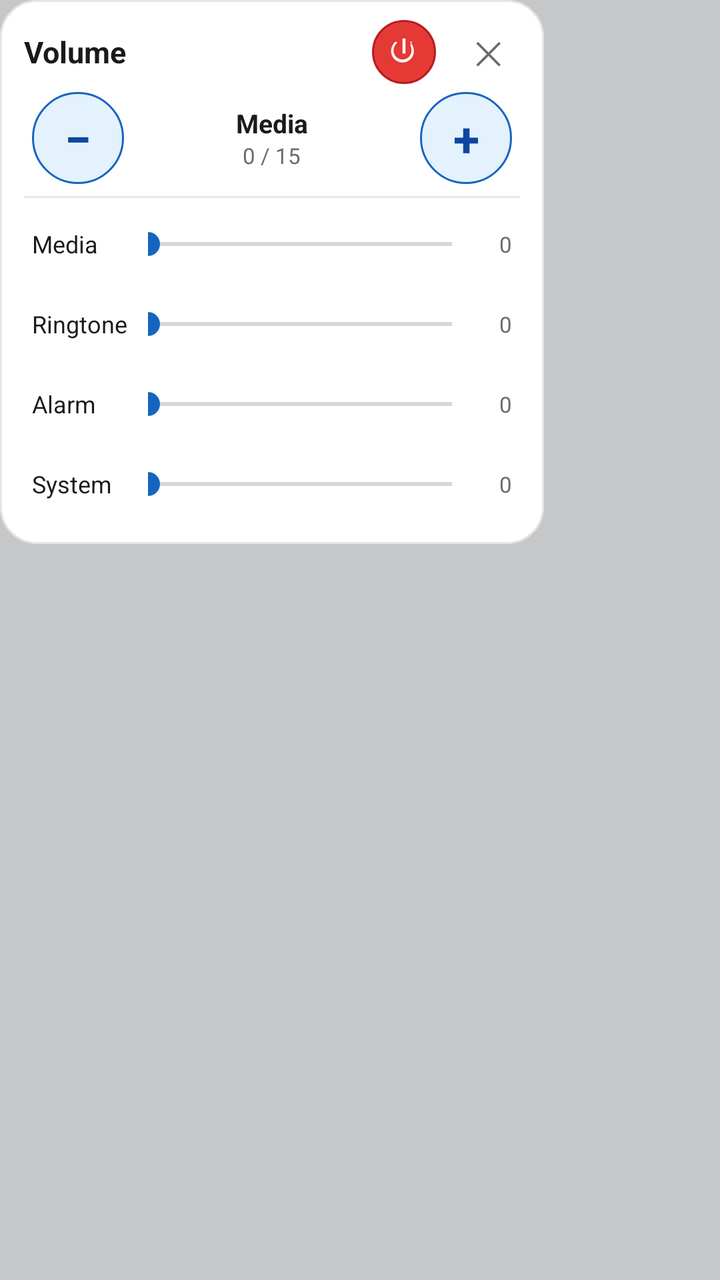
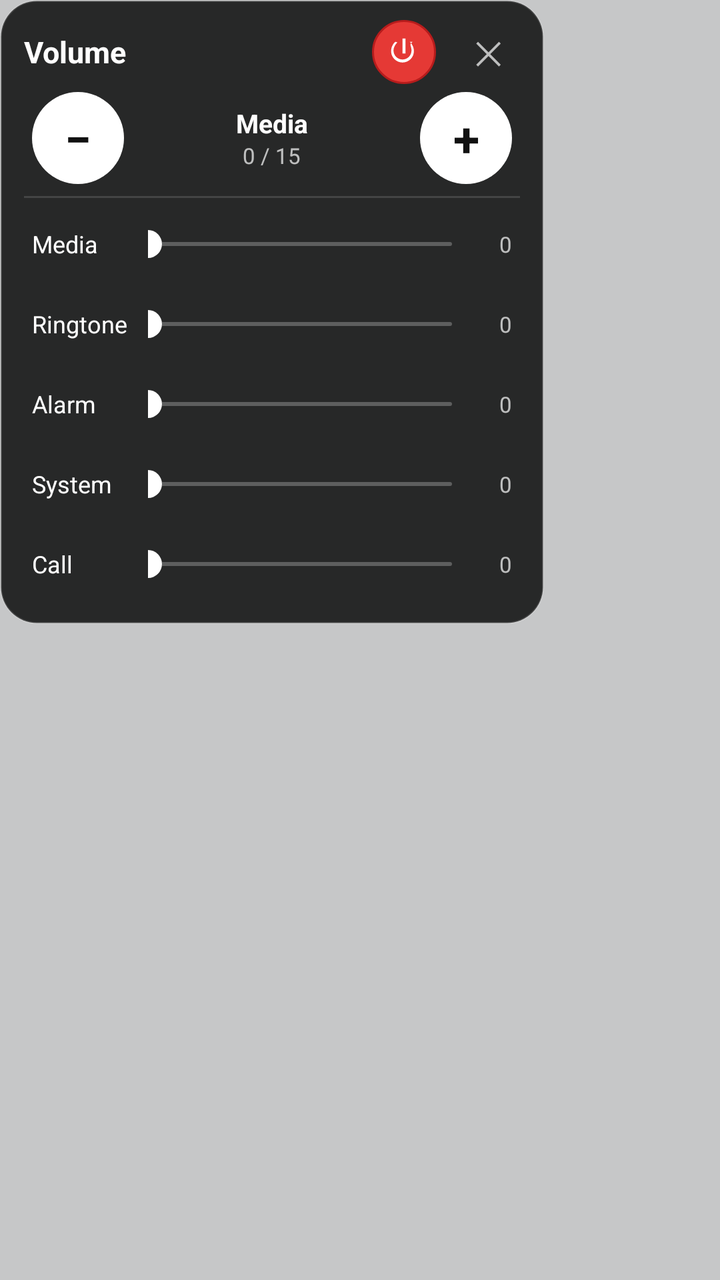

Before-and-after screenshots of an Android layout around one commit, followed by the original layout XML and the change that was made.
<!-- AndroidManifest.xml: application theme AppTheme -->
<!-- res/layout/overlay_panel.xml -->
<?xml version="1.0" encoding="utf-8"?>
<FrameLayout xmlns:android="http://schemas.android.com/apk/res/android"
    android:id="@+id/panelScrim"
    android:layout_width="match_parent"
    android:layout_height="match_parent"
    android:background="@color/scrim"
    android:clickable="true"
    android:focusable="false">

    <LinearLayout
        android:id="@+id/panelCard"
        android:layout_width="272dp"
        android:layout_height="wrap_content"
        android:layout_gravity="top|start"
        android:background="@drawable/bg_panel"
        android:clickable="true"
        android:focusable="false"
        android:orientation="vertical"
        android:paddingStart="12dp"
        android:paddingTop="10dp"
        android:paddingEnd="12dp"
        android:paddingBottom="10dp">

        
        <LinearLayout
            android:layout_width="match_parent"
            android:layout_height="wrap_content"
            android:gravity="center_vertical"
            android:orientation="horizontal">

            <TextView
                android:id="@+id/panelTitle"
                android:layout_width="0dp"
                android:layout_height="wrap_content"
                android:layout_weight="1"
                android:text="@string/panel_title"
                android:textColor="@color/text_primary"
                android:textSize="15sp"
                android:textStyle="bold" />

            <ImageView
                android:id="@+id/btnPower"
                android:layout_width="32dp"
                android:layout_height="32dp"
                android:layout_marginEnd="10dp"
                android:background="@drawable/bg_button_power"
                android:contentDescription="@string/panel_power"
                android:padding="7dp"
                android:src="@drawable/ic_power" />

            <TextView
                android:id="@+id/btnClose"
                android:layout_width="32dp"
                android:layout_height="32dp"
                android:background="?android:attr/selectableItemBackgroundBorderless"
                android:gravity="center"
                android:contentDescription="@string/panel_close"
                android:text="✕"
                android:textColor="@color/text_secondary"
                android:textSize="16sp" />
        </LinearLayout>

        
        <LinearLayout
            android:layout_width="match_parent"
            android:layout_height="wrap_content"
            android:layout_marginTop="4dp"
            android:gravity="center_vertical"
            android:orientation="horizontal">

            <TextView
                android:id="@+id/btnMinus"
                android:layout_width="46dp"
                android:layout_height="46dp"
                android:layout_marginStart="4dp"
                android:background="@drawable/bg_step_button"
                android:gravity="center"
                android:text="−"
                android:textColor="@color/brand_dark"
                android:textSize="24sp"
                android:textStyle="bold" />

            <LinearLayout
                android:layout_width="0dp"
                android:layout_height="wrap_content"
                android:layout_weight="1"
                android:gravity="center"
                android:orientation="vertical">

                <TextView
                    android:id="@+id/targetName"
                    android:layout_width="wrap_content"
                    android:layout_height="wrap_content"
                    android:text="@string/stream_media"
                    android:textColor="@color/text_primary"
                    android:textSize="13sp"
                    android:textStyle="bold" />

                <TextView
                    android:id="@+id/targetValue"
                    android:layout_width="wrap_content"
                    android:layout_height="wrap_content"
                    android:text="0 / 15"
                    android:textColor="@color/text_secondary"
                    android:textSize="11sp" />
            </LinearLayout>

            <TextView
                android:id="@+id/btnPlus"
                android:layout_width="46dp"
                android:layout_height="46dp"
                android:layout_marginEnd="4dp"
                android:background="@drawable/bg_step_button"
                android:gravity="center"
                android:text="+"
                android:textColor="@color/brand_dark"
                android:textSize="24sp"
                android:textStyle="bold" />
        </LinearLayout>

        <View
            android:layout_width="match_parent"
            android:layout_height="1dp"
            android:layout_marginTop="6dp"
            android:layout_marginBottom="3dp"
            android:background="@color/divider" />

        
        <LinearLayout
            android:id="@+id/rowMedia"
            android:layout_width="match_parent"
            android:layout_height="wrap_content"
            android:gravity="center_vertical"
            android:minHeight="40dp"
            android:orientation="horizontal"
            android:paddingStart="4dp"
            android:paddingEnd="4dp">

            <TextView
                android:layout_width="58dp"
                android:layout_height="wrap_content"
                android:text="@string/stream_media"
                android:textColor="@color/text_primary"
                android:textSize="12sp" />

            <SeekBar
                android:id="@+id/seekMedia"
                android:layout_width="0dp"
                android:layout_height="wrap_content"
                android:layout_weight="1"
                android:maxHeight="2dp"
                android:minHeight="2dp"
                android:paddingStart="0dp"
                android:paddingEnd="0dp" />

            <TextView
                android:id="@+id/valMedia"
                android:layout_width="30dp"
                android:layout_height="wrap_content"
                android:gravity="end"
                android:text="0"
                android:textColor="@color/text_secondary"
                android:textSize="11sp" />
        </LinearLayout>

        
        <LinearLayout
            android:id="@+id/rowRing"
            android:layout_width="match_parent"
            android:layout_height="wrap_content"
            android:gravity="center_vertical"
            android:minHeight="40dp"
            android:orientation="horizontal"
            android:paddingStart="4dp"
            android:paddingEnd="4dp">

            <TextView
                android:layout_width="58dp"
                android:layout_height="wrap_content"
                android:text="@string/stream_ring"
                android:textColor="@color/text_primary"
                android:textSize="12sp" />

            <SeekBar
                android:id="@+id/seekRing"
                android:layout_width="0dp"
                android:layout_height="wrap_content"
                android:layout_weight="1"
                android:maxHeight="2dp"
                android:minHeight="2dp"
                android:paddingStart="0dp"
                android:paddingEnd="0dp" />

            <TextView
                android:id="@+id/valRing"
                android:layout_width="30dp"
                android:layout_height="wrap_content"
                android:gravity="end"
                android:text="0"
                android:textColor="@color/text_secondary"
                android:textSize="11sp" />
        </LinearLayout>

        
        <LinearLayout
            android:id="@+id/rowAlarm"
            android:layout_width="match_parent"
            android:layout_height="wrap_content"
            android:gravity="center_vertical"
            android:minHeight="40dp"
            android:orientation="horizontal"
            android:paddingStart="4dp"
            android:paddingEnd="4dp">

            <TextView
                android:layout_width="58dp"
                android:layout_height="wrap_content"
                android:text="@string/stream_alarm"
                android:textColor="@color/text_primary"
                android:textSize="12sp" />

            <SeekBar
                android:id="@+id/seekAlarm"
                android:layout_width="0dp"
                android:layout_height="wrap_content"
                android:layout_weight="1"
                android:maxHeight="2dp"
                android:minHeight="2dp"
                android:paddingStart="0dp"
                android:paddingEnd="0dp" />

            <TextView
                android:id="@+id/valAlarm"
                android:layout_width="30dp"
                android:layout_height="wrap_content"
                android:gravity="end"
                android:text="0"
                android:textColor="@color/text_secondary"
                android:textSize="11sp" />
        </LinearLayout>

        
        <LinearLayout
            android:id="@+id/rowSystem"
            android:layout_width="match_parent"
            android:layout_height="wrap_content"
            android:gravity="center_vertical"
            android:minHeight="40dp"
            android:orientation="horizontal"
            android:paddingStart="4dp"
            android:paddingEnd="4dp">

            <TextView
                android:layout_width="58dp"
                android:layout_height="wrap_content"
                android:text="@string/stream_system"
                android:textColor="@color/text_primary"
                android:textSize="12sp" />

            <SeekBar
                android:id="@+id/seekSystem"
                android:layout_width="0dp"
                android:layout_height="wrap_content"
                android:layout_weight="1"
                android:maxHeight="2dp"
                android:minHeight="2dp"
                android:paddingStart="0dp"
                android:paddingEnd="0dp" />

            <TextView
                android:id="@+id/valSystem"
                android:layout_width="30dp"
                android:layout_height="wrap_content"
                android:gravity="end"
                android:text="0"
                android:textColor="@color/text_secondary"
                android:textSize="11sp" />
        </LinearLayout>
    </LinearLayout>
</FrameLayout>
<!-- resources referenced by this layout -->
<resources>
  <color name="brand_dark">#FF0D47A1</color>
  <color name="divider">#FFE6E6E6</color>
  <color name="scrim">#33000000</color>
  <color name="text_primary">#FF1A1A1A</color>
  <color name="text_secondary">#FF6B6B6B</color>
  <!-- drawable bg_button_power (drawable) -->
  <?xml version="1.0" encoding="utf-8"?>
  <shape xmlns:android="http://schemas.android.com/apk/res/android"
      android:shape="oval">
      <solid android:color="@color/danger" />
      <stroke
          android:width="1dp"
          android:color="@color/danger_dark" />
  </shape>
  <!-- drawable bg_panel (drawable) -->
  <?xml version="1.0" encoding="utf-8"?>
  <shape xmlns:android="http://schemas.android.com/apk/res/android"
      android:shape="rectangle">
      <solid android:color="@color/panel_bg" />
      <corners android:radius="18dp" />
      <stroke
          android:width="1dp"
          android:color="@color/divider" />
  </shape>
  <!-- drawable bg_step_button (drawable) -->
  <?xml version="1.0" encoding="utf-8"?>
  <shape xmlns:android="http://schemas.android.com/apk/res/android"
      android:shape="oval">
      <solid android:color="@color/brand_light" />
      <stroke
          android:width="1dp"
          android:color="@color/brand" />
  </shape>
  <!-- drawable ic_power (drawable) -->
  <?xml version="1.0" encoding="utf-8"?>
  <vector xmlns:android="http://schemas.android.com/apk/res/android"
      android:width="24dp"
      android:height="24dp"
      android:viewportWidth="24"
      android:viewportHeight="24">
      <path
          android:fillColor="@android:color/white"
          android:pathData="M13,3h-2v10h2V3zM17.83,5.17l-1.42,1.42C15.9,7.08 17,8.94 17,11c0,3.31 -2.69,6 -6,6s-6,-2.69 -6,-6c0,-2.06 1.1,-3.92 2.58,-5.42L6.17,5.17C4.44,6.8 3.4,9.02 3.4,11.45 3.4,15.62 6.83,19 11,19s7.6,-3.38 7.6,-7.55c0,-2.43 -1.04,-4.65 -2.77,-6.28z" />
  </vector>
  <string name="panel_close">Close</string>
  <string name="panel_power">Turn off</string>
  <string name="panel_title">Volume</string>
  <string name="stream_alarm">Alarm</string>
  <string name="stream_media">Media</string>
  <string name="stream_ring">Ringtone</string>
  <string name="stream_system">System</string>
  <style name="AppTheme" parent="@android:style/Theme.Material.Light.NoActionBar">
          <item name="android:colorPrimary">@color/brand</item>
          <item name="android:colorPrimaryDark">@color/brand_dark</item>
          <item name="android:colorAccent">@color/brand</item>
          <item name="android:windowBackground">@color/bg</item>
          <item name="android:statusBarColor">@color/brand_dark</item>
      </style>
  <color name="danger">#FFE53935</color>
  <color name="danger_dark">#FFB71C1C</color>
  <color name="panel_bg">#FFFFFFFF</color>
  <color name="brand_light">#FFE3F2FD</color>
  <color name="brand">#FF1565C0</color>
  <color name="bg">#FFF7F8FA</color>
</resources>

<!-- the commit's change to res/layout/overlay_panel.xml (unified diff, before → after) -->
@@ -12,7 +12,7 @@
         android:layout_width="272dp"
         android:layout_height="wrap_content"
         android:layout_gravity="top|start"
-        android:background="@drawable/bg_panel"
+        android:background="@drawable/bg_panel_dark"
         android:clickable="true"
         android:focusable="false"
         android:orientation="vertical"
@@ -34,7 +34,7 @@
                 android:layout_height="wrap_content"
                 android:layout_weight="1"
                 android:text="@string/panel_title"
-                android:textColor="@color/text_primary"
+                android:textColor="@color/text_on_dark"
                 android:textSize="15sp"
                 android:textStyle="bold" />
 
@@ -56,7 +56,7 @@
                 android:gravity="center"
                 android:contentDescription="@string/panel_close"
                 android:text="✕"
-                android:textColor="@color/text_secondary"
+                android:textColor="@color/text_secondary_on_dark"
                 android:textSize="16sp" />
         </LinearLayout>
 
@@ -73,10 +73,10 @@
                 android:layout_width="46dp"
                 android:layout_height="46dp"
                 android:layout_marginStart="4dp"
-                android:background="@drawable/bg_step_button"
+                android:background="@drawable/bg_step_button_dark"
                 android:gravity="center"
                 android:text="−"
-                android:textColor="@color/brand_dark"
+                android:textColor="@color/step_text_dark"
                 android:textSize="24sp"
                 android:textStyle="bold" />
 
@@ -92,7 +92,7 @@
                     android:layout_width="wrap_content"
                     android:layout_height="wrap_content"
                     android:text="@string/stream_media"
-                    android:textColor="@color/text_primary"
+                    android:textColor="@color/text_on_dark"
                     android:textSize="13sp"
                     android:textStyle="bold" />
 
@@ -101,7 +101,7 @@
                     android:layout_width="wrap_content"
                     android:layout_height="wrap_content"
                     android:text="0 / 15"
-                    android:textColor="@color/text_secondary"
+                    android:textColor="@color/text_secondary_on_dark"
                     android:textSize="11sp" />
             </LinearLayout>
 
@@ -110,10 +110,10 @@
                 android:layout_width="46dp"
                 android:layout_height="46dp"
                 android:layout_marginEnd="4dp"
-                android:background="@drawable/bg_step_button"
+                android:background="@drawable/bg_step_button_dark"
                 android:gravity="center"
                 android:text="+"
-                android:textColor="@color/brand_dark"
+                android:textColor="@color/step_text_dark"
                 android:textSize="24sp"
                 android:textStyle="bold" />
         </LinearLayout>
@@ -123,7 +123,7 @@
             android:layout_height="1dp"
             android:layout_marginTop="6dp"
             android:layout_marginBottom="3dp"
-            android:background="@color/divider" />
+            android:background="@color/divider_on_dark" />
 
         
         <LinearLayout
@@ -140,7 +140,7 @@
                 android:layout_width="58dp"
                 android:layout_height="wrap_content"
                 android:text="@string/stream_media"
-                android:textColor="@color/text_primary"
+                android:textColor="@color/text_on_dark"
                 android:textSize="12sp" />
 
             <SeekBar
@@ -151,7 +151,9 @@
                 android:maxHeight="2dp"
                 android:minHeight="2dp"
                 android:paddingStart="0dp"
-                android:paddingEnd="0dp" />
+                android:paddingEnd="0dp"
+                android:progressDrawable="@drawable/seekbar_white"
+                android:thumb="@drawable/seekbar_thumb_white" />
 
             <TextView
                 android:id="@+id/valMedia"
@@ -159,7 +161,7 @@
                 android:layout_height="wrap_content"
                 android:gravity="end"
                 android:text="0"
-                android:textColor="@color/text_secondary"
+                android:textColor="@color/text_secondary_on_dark"
                 android:textSize="11sp" />
         </LinearLayout>
 
@@ -178,7 +180,7 @@
                 android:layout_width="58dp"
                 android:layout_height="wrap_content"
                 android:text="@string/stream_ring"
-                android:textColor="@color/text_primary"
+                android:textColor="@color/text_on_dark"
                 android:textSize="12sp" />
 
             <SeekBar
@@ -189,7 +191,9 @@
                 android:maxHeight="2dp"
                 android:minHeight="2dp"
                 android:paddingStart="0dp"
-                android:paddingEnd="0dp" />
+                android:paddingEnd="0dp"
+                android:progressDrawable="@drawable/seekbar_white"
+                android:thumb="@drawable/seekbar_thumb_white" />
 
             <TextView
                 android:id="@+id/valRing"
@@ -197,7 +201,7 @@
                 android:layout_height="wrap_content"
                 android:gravity="end"
                 android:text="0"
-                android:textColor="@color/text_secondary"
+                android:textColor="@color/text_secondary_on_dark"
                 android:textSize="11sp" />
         </LinearLayout>
 
@@ -216,7 +220,7 @@
                 android:layout_width="58dp"
                 android:layout_height="wrap_content"
                 android:text="@string/stream_alarm"
-                android:textColor="@color/text_primary"
+                android:textColor="@color/text_on_dark"
                 android:textSize="12sp" />
 
             <SeekBar
@@ -227,7 +231,9 @@
                 android:maxHeight="2dp"
                 android:minHeight="2dp"
                 android:paddingStart="0dp"
-                android:paddingEnd="0dp" />
+                android:paddingEnd="0dp"
+                android:progressDrawable="@drawable/seekbar_white"
+                android:thumb="@drawable/seekbar_thumb_white" />
 
             <TextView
                 android:id="@+id/valAlarm"
@@ -235,7 +241,7 @@
                 android:layout_height="wrap_content"
                 android:gravity="end"
                 android:text="0"
-                android:textColor="@color/text_secondary"
+                android:textColor="@color/text_secondary_on_dark"
                 android:textSize="11sp" />
         </LinearLayout>
 
@@ -254,7 +260,7 @@
                 android:layout_width="58dp"
                 android:layout_height="wrap_content"
                 android:text="@string/stream_system"
-                android:textColor="@color/text_primary"
+                android:textColor="@color/text_on_dark"
                 android:textSize="12sp" />
 
             <SeekBar
@@ -265,7 +271,9 @@
                 android:maxHeight="2dp"
                 android:minHeight="2dp"
                 android:paddingStart="0dp"
-                android:paddingEnd="0dp" />
+                android:paddingEnd="0dp"
+                android:progressDrawable="@drawable/seekbar_white"
+                android:thumb="@drawable/seekbar_thumb_white" />
 
             <TextView
                 android:id="@+id/valSystem"
@@ -273,7 +281,47 @@
                 android:layout_height="wrap_content"
                 android:gravity="end"
                 android:text="0"
-                android:textColor="@color/text_secondary"
+                android:textColor="@color/text_secondary_on_dark"
+                android:textSize="11sp" />
+        </LinearLayout>
+
+        
+        <LinearLayout
+            android:id="@+id/rowCall"
+            android:layout_width="match_parent"
+            android:layout_height="wrap_content"
+            android:gravity="center_vertical"
+            android:minHeight="40dp"
+            android:orientation="horizontal"
+            android:paddingStart="4dp"
+            android:paddingEnd="4dp">
+
+            <TextView
+                android:layout_width="58dp"
+                android:layout_height="wrap_content"
+                android:text="@string/stream_call"
+                android:textColor="@color/text_on_dark"
+                android:textSize="12sp" />
+
+            <SeekBar
+                android:id="@+id/seekCall"
+                android:layout_width="0dp"
+                android:layout_height="wrap_content"
+                android:layout_weight="1"
+                android:maxHeight="2dp"
+                android:minHeight="2dp"
+                android:paddingStart="0dp"
+                android:paddingEnd="0dp"
+                android:progressDrawable="@drawable/seekbar_white"
+                android:thumb="@drawable/seekbar_thumb_white" />
+
+            <TextView
+                android:id="@+id/valCall"
+                android:layout_width="30dp"
+                android:layout_height="wrap_content"
+                android:gravity="end"
+                android:text="0"
+                android:textColor="@color/text_secondary_on_dark"
                 android:textSize="11sp" />
         </LinearLayout>
     </LinearLayout>
<!-- resource entries referenced after the edit -->
@@ -1,10 +1,11 @@
 <!-- resources referenced by this layout -->
 <resources>
+  <color name="divider_on_dark">#22FFFFFF</color>
   <color name="brand_dark">#FF0D47A1</color>
-  <color name="divider">#FFE6E6E6</color>
   <color name="scrim">#33000000</color>
-  <color name="text_primary">#FF1A1A1A</color>
-  <color name="text_secondary">#FF6B6B6B</color>
+  <color name="step_text_dark">#FF111111</color>
+  <color name="text_on_dark">#FFFFFFFF</color>
+  <color name="text_secondary_on_dark">#B3FFFFFF</color>
   <!-- drawable bg_button_power (drawable) -->
   <?xml version="1.0" encoding="utf-8"?>
   <shape xmlns:android="http://schemas.android.com/apk/res/android"
@@ -14,24 +15,21 @@
           android:width="1dp"
           android:color="@color/danger_dark" />
   </shape>
-  <!-- drawable bg_panel (drawable) -->
+  <!-- drawable bg_panel_dark (drawable) -->
   <?xml version="1.0" encoding="utf-8"?>
   <shape xmlns:android="http://schemas.android.com/apk/res/android"
       android:shape="rectangle">
-      <solid android:color="@color/panel_bg" />
+      <solid android:color="@color/panel_card_bg" />
       <corners android:radius="18dp" />
       <stroke
           android:width="1dp"
-          android:color="@color/divider" />
+          android:color="@color/divider_on_dark" />
   </shape>
-  <!-- drawable bg_step_button (drawable) -->
+  <!-- drawable bg_step_button_dark (drawable) -->
   <?xml version="1.0" encoding="utf-8"?>
   <shape xmlns:android="http://schemas.android.com/apk/res/android"
       android:shape="oval">
-      <solid android:color="@color/brand_light" />
-      <stroke
-          android:width="1dp"
-          android:color="@color/brand" />
+      <solid android:color="@color/step_bg_dark" />
   </shape>
   <!-- drawable ic_power (drawable) -->
   <?xml version="1.0" encoding="utf-8"?>
@@ -44,10 +42,38 @@
           android:fillColor="@android:color/white"
           android:pathData="M13,3h-2v10h2V3zM17.83,5.17l-1.42,1.42C15.9,7.08 17,8.94 17,11c0,3.31 -2.69,6 -6,6s-6,-2.69 -6,-6c0,-2.06 1.1,-3.92 2.58,-5.42L6.17,5.17C4.44,6.8 3.4,9.02 3.4,11.45 3.4,15.62 6.83,19 11,19s7.6,-3.38 7.6,-7.55c0,-2.43 -1.04,-4.65 -2.77,-6.28z" />
   </vector>
+  <!-- drawable seekbar_thumb_white (drawable) -->
+  <?xml version="1.0" encoding="utf-8"?>
+  <shape xmlns:android="http://schemas.android.com/apk/res/android"
+      android:shape="oval">
+      <solid android:color="@color/white" />
+      <size
+          android:width="14dp"
+          android:height="14dp" />
+  </shape>
+  <!-- drawable seekbar_white (drawable) -->
+  <?xml version="1.0" encoding="utf-8"?>
+  <layer-list xmlns:android="http://schemas.android.com/apk/res/android">
+      <item android:id="@android:id/background">
+          <shape>
+              <solid android:color="#40FFFFFF" />
+              <corners android:radius="1dp" />
+          </shape>
+      </item>
+      <item android:id="@android:id/progress">
+          <clip>
+              <shape>
+                  <solid android:color="@color/white" />
+                  <corners android:radius="1dp" />
+              </shape>
+          </clip>
+      </item>
+  </layer-list>
   <string name="panel_close">Close</string>
   <string name="panel_power">Turn off</string>
   <string name="panel_title">Volume</string>
   <string name="stream_alarm">Alarm</string>
+  <string name="stream_call">Call</string>
   <string name="stream_media">Media</string>
   <string name="stream_ring">Ringtone</string>
   <string name="stream_system">System</string>
@@ -60,8 +86,9 @@
       </style>
   <color name="danger">#FFE53935</color>
   <color name="danger_dark">#FFB71C1C</color>
-  <color name="panel_bg">#FFFFFFFF</color>
-  <color name="brand_light">#FFE3F2FD</color>
+  <color name="panel_card_bg">#CC000000</color>
+  <color name="step_bg_dark">#FFFFFFFF</color>
+  <color name="white">#FFFFFFFF</color>
   <color name="brand">#FF1565C0</color>
   <color name="bg">#FFF7F8FA</color>
 </resources>
